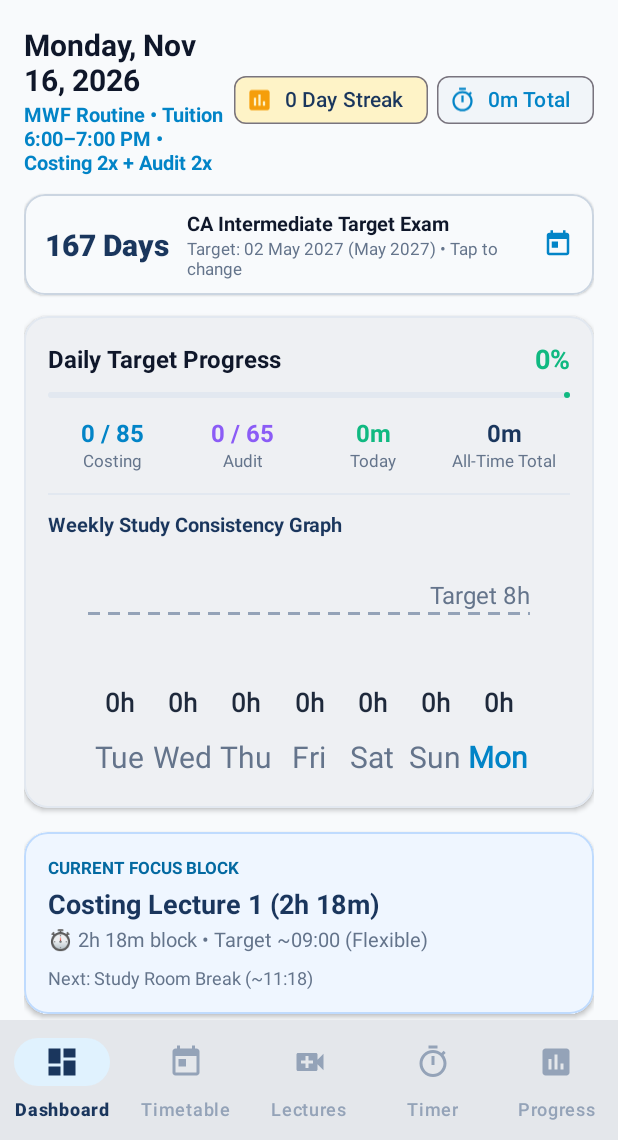
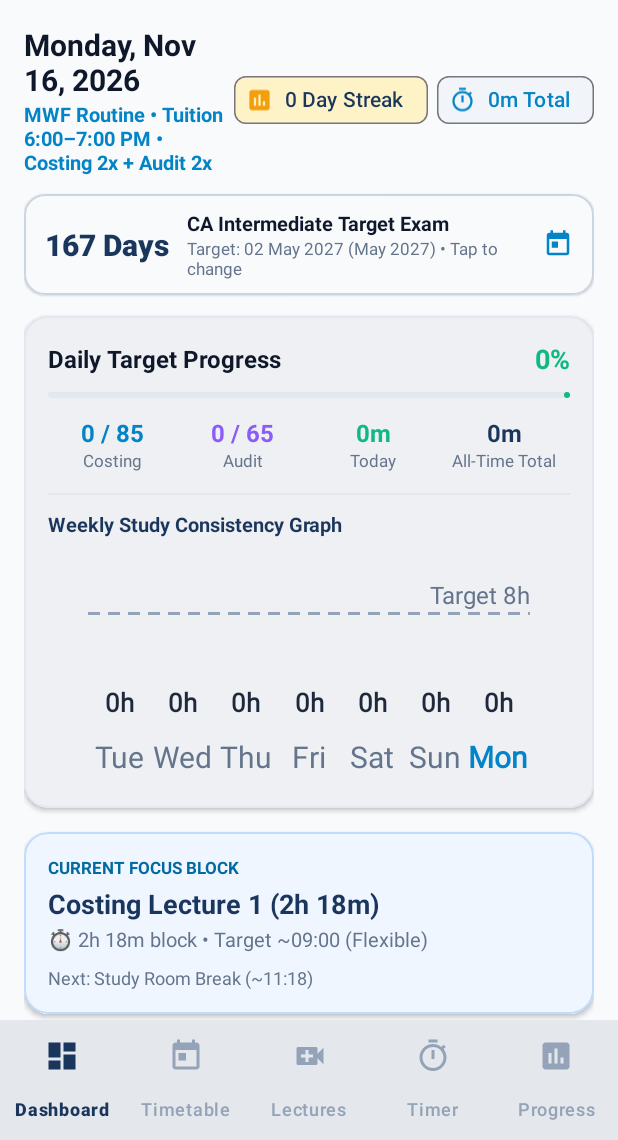
Before and after one commit to rahul23145/StudyOS, an Android app: the screen it shows after launch (MainActivity), on a phone screen of 412 x 824 dp, the part 96-1236 px from its top. Run offline under Robolectric (Android 15) with nearby library versions, the phone set to English and light mode, and no system bars; our stand-ins replace Room's generated code.

Commit message:
Fix bottom nav indicator attribute: use transparent indicator style and disable via code

```diff
--- a/app/src/main/java/com/studyos/cainter/ui/MainActivity.kt
+++ b/app/src/main/java/com/studyos/cainter/ui/MainActivity.kt
@@ -114,6 +114,9 @@ class MainActivity : AppCompatActivity() {
     }
 
     private fun setupBottomNavigation() {
+        try {
+            binding.bottomNavigation.isItemActiveIndicatorEnabled = false
+        } catch (_: Exception) {}
         binding.bottomNavigation.setOnItemSelectedListener { item ->
             when (item.itemId) {
                 R.id.navigation_dashboard -> {
--- a/app/src/main/res/layout/activity_main.xml
+++ b/app/src/main/res/layout/activity_main.xml
@@ -34,7 +34,7 @@
         app:elevation="8dp"
         app:itemIconTint="@color/bottom_nav_color_selector"
         app:itemTextColor="@color/bottom_nav_color_selector"
-        app:itemActiveIndicatorEnabled="false"
+        app:itemActiveIndicatorStyle="@style/StudyOS.BottomNav.ActiveIndicator"
         app:labelVisibilityMode="labeled"
         app:menu="@menu/bottom_nav_menu"
         app:layout_constraintBottom_toBottomOf="parent" />
--- a/app/src/main/res/values-night/themes.xml
+++ b/app/src/main/res/values-night/themes.xml
@@ -34,10 +34,10 @@
         <item name="ensureMinTouchTargetSize">false</item>
     </style>
 
-    <!-- Clean Light Active Indicator for Bottom Navigation -->
+    <!-- Clean Transparent Active Indicator for Bottom Navigation (removes oval pill) -->
     <style name="StudyOS.BottomNav.ActiveIndicator" parent="Widget.Material3.BottomNavigationView.ActiveIndicator">
-        <item name="android:color">#E0F2FE</item>
-        <item name="android:width">48dp</item>
-        <item name="android:height">28dp</item>
+        <item name="android:color">@android:color/transparent</item>
+        <item name="android:width">0dp</item>
+        <item name="android:height">0dp</item>
     </style>
 </resources>
--- a/app/src/main/res/values/themes.xml
+++ b/app/src/main/res/values/themes.xml
@@ -34,10 +34,10 @@
         <item name="ensureMinTouchTargetSize">false</item>
     </style>
 
-    <!-- Clean Light Active Indicator for Bottom Navigation -->
+    <!-- Clean Transparent Active Indicator for Bottom Navigation (removes oval pill) -->
     <style name="StudyOS.BottomNav.ActiveIndicator" parent="Widget.Material3.BottomNavigationView.ActiveIndicator">
-        <item name="android:color">#E0F2FE</item>
-        <item name="android:width">48dp</item>
-        <item name="android:height">28dp</item>
+        <item name="android:color">@android:color/transparent</item>
+        <item name="android:width">0dp</item>
+        <item name="android:height">0dp</item>
     </style>
 </resources>
```
